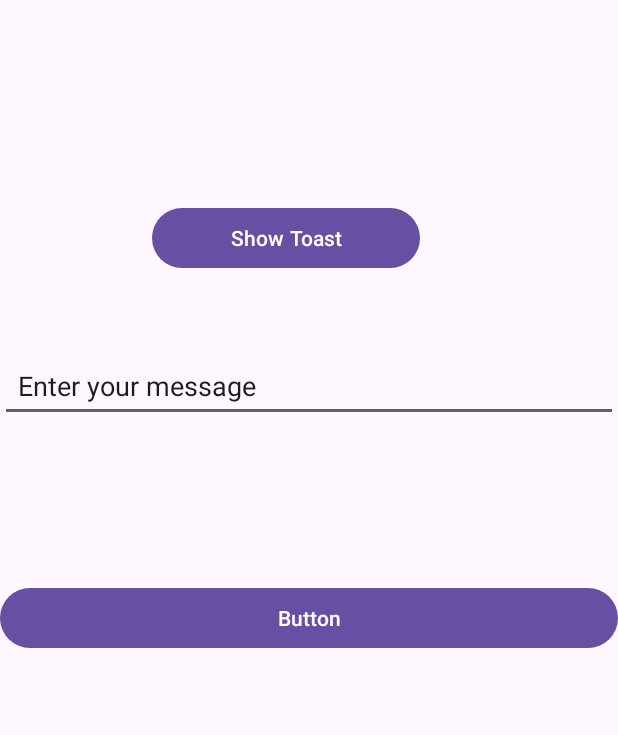
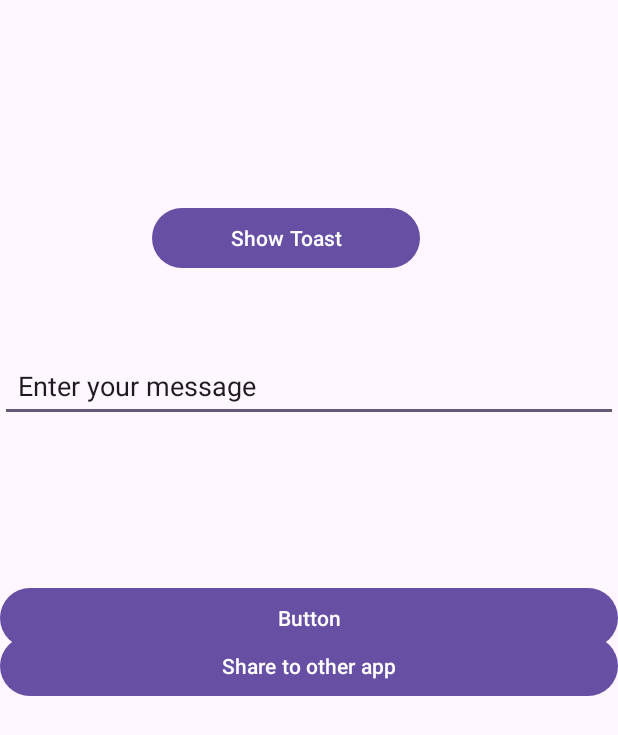
Before and after one commit to tem22dev/learn_kotlin, an Android app: the screen it shows after launch (MainActivity), on a phone screen of 412 x 824 dp. Shown: the top 735 px of the screen. Run offline under Robolectric (Android 15) with nearby library versions, the phone set to English and light mode, and no system bars.

Commit message:
Share Data using Implicit Intent to Facebook, Instagram, WhatsApp

```diff
--- a/app/src/main/java/com/example/myapplication/MainActivity.kt
+++ b/app/src/main/java/com/example/myapplication/MainActivity.kt
@@ -24,6 +24,7 @@ class MainActivity : AppCompatActivity() {
 
         val btnShowToast = findViewById<Button>(R.id.btnShowToast)
         val btnSendMsgNestActivity = findViewById<Button>(R.id.btnSendMsgNestActivity)
+        val btnShareToOtherApp = findViewById<Button>(R.id.btnShareToOtherApp)
 
         val etUserMessage = findViewById<EditText>(R.id.etUserMessage)
 
@@ -39,5 +40,15 @@ class MainActivity : AppCompatActivity() {
             intent.putExtra("user_message", message)
             startActivity(intent)
         }
+        btnShareToOtherApp.setOnClickListener {
+            val message: String = etUserMessage.text.toString()
+
+            val intent = Intent()
+            intent.action = Intent.ACTION_SEND
+            intent.putExtra(Intent.EXTRA_TEXT, message)
+            intent.type = "text/plain"
+
+            startActivity(Intent.createChooser(intent, "Share to: "))
+        }
     }
 }
--- a/app/src/main/java/com/example/myapplication/SecondActivity.kt
+++ b/app/src/main/java/com/example/myapplication/SecondActivity.kt
@@ -19,8 +19,9 @@ class SecondActivity: AppCompatActivity() {
             insets
         }
 
-        val bundle: Bundle? = intent.extras
-        val msg = bundle!!.getString("user_message")
+//        val bundle: Bundle? = intent.extras
+//        val msg = bundle!!.getString("user_message")
+        val msg = intent.getStringExtra("user_message")
         Toast.makeText(this, msg, Toast.LENGTH_SHORT).show()
 
         val txtUserMessage = findViewById<TextView>(R.id.txtUserMessage)
--- a/app/src/main/res/layout/activity_main.xml
+++ b/app/src/main/res/layout/activity_main.xml
@@ -40,4 +40,11 @@
         android:layout_height="wrap_content"
         android:layout_centerInParent="true" />
 
+    <Button
+        android:id="@+id/btnShareToOtherApp"
+        android:layout_width="match_parent"
+        android:layout_height="wrap_content"
+        android:layout_marginTop="420dp"
+        android:text="Share to other app" />
+
 </RelativeLayout>
```
